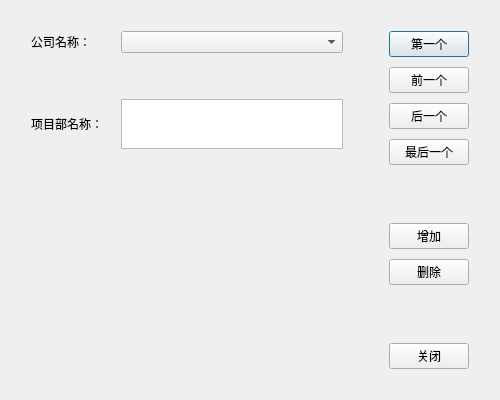
hbsxcjp/yingji, file projectedit.ui: the form before one commit.
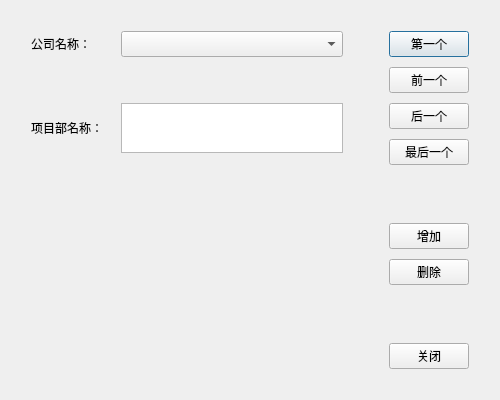
The form after the commit.

Patch:
```diff
--- a/projectedit.ui
+++ b/projectedit.ui
@@ -10,6 +10,11 @@
     <height>400</height>
    </rect>
   </property>
+  <property name="font">
+   <font>
+    <family>等线</family>
+   </font>
+  </property>
   <property name="windowTitle">
    <string>项目部维护</string>
   </property>
@@ -62,7 +67,14 @@
         </widget>
        </item>
        <item>
-        <widget class="QComboBox" name="comComboBox"/>
+        <widget class="QComboBox" name="comComboBox">
+         <property name="font">
+          <font>
+           <family>等线</family>
+           <pointsize>10</pointsize>
+          </font>
+         </property>
+        </widget>
        </item>
       </layout>
      </item>
@@ -116,6 +128,15 @@
            <height>50</height>
           </size>
          </property>
+         <property name="font">
+          <font>
+           <family>等线</family>
+           <pointsize>10</pointsize>
+          </font>
+         </property>
+         <property name="tabChangesFocus">
+          <bool>true</bool>
+         </property>
         </widget>
        </item>
       </layout>
```
